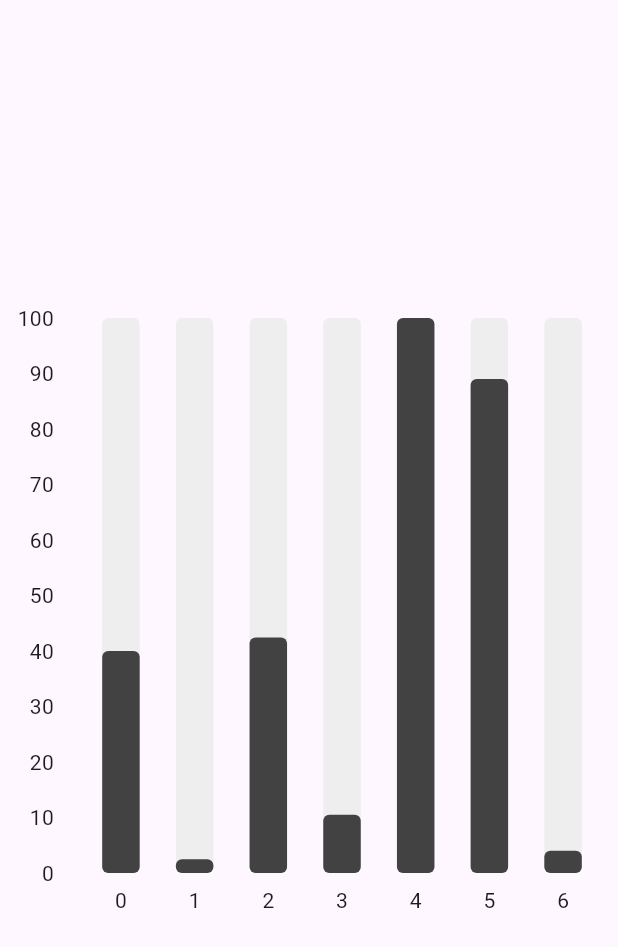
After one commit to aviiciii/RenalCare, a Flutter app: the myGraph screen opened directly, on a phone screen of 412 x 824 dp. The commit adds this screen. Shown: the top 947 px of the screen. Run offline on Flutter 3.47's test engine with Material 3 defaults, Android fonts, the phone set to English and light mode, and no system bars; drawn by our look-alikes of fl_chart; our stand-ins replace firebase_auth, firebase_core, get, sign_in_button; accounts and stored records are empty.

Commit message:
added graph

```diff
--- /dev/null
+++ b/renalcare/lib/pages/graph/bar_chart.dart
@@ -0,0 +1,52 @@
+import 'package:flutter/material.dart';
+import 'package:fl_chart/fl_chart.dart';
+import 'package:renalcare/pages/graph/bar_data.dart';
+
+class barChart extends StatelessWidget {
+  final List weeklySummary;
+  const barChart({super.key, required this.weeklySummary});
+
+  @override
+  Widget build(BuildContext context) {
+    // initialize BarData
+    BarData myBarData = BarData(
+      sunday: weeklySummary[0],
+      monday: weeklySummary[1],
+      tuesday: weeklySummary[2],
+      wednesday: weeklySummary[3],
+      thursday: weeklySummary[4],
+      friday: weeklySummary[5],
+      saturday: weeklySummary[6],
+    );
+
+    myBarData.initialzeBarData();
+
+    return BarChart(
+      BarChartData(
+        maxY: 100,
+        minY: 0,
+        gridData: FlGridData(show: false),
+        borderData: FlBorderData(show: false),
+        titlesData: const FlTitlesData(
+          show: true,
+          rightTitles: AxisTitles(sideTitles: SideTitles(showTitles: false)),
+          topTitles: AxisTitles(sideTitles: SideTitles(showTitles: false)),
+        ),
+        barGroups: myBarData.barData
+            .map(
+              (data) => BarChartGroupData(x: data.x, barRods: [
+                BarChartRodData(
+                  toY: data.y,
+                  color: Colors.grey[800],
+                  width: 25,
+                  borderRadius: BorderRadius.circular(4),
+                  backDrawRodData: BackgroundBarChartRodData(
+                      show: true, toY: 100, color: Colors.grey[200]),
+                )
+              ]),
+            )
+            .toList(),
+      ),
+    );
+  }
+}
--- /dev/null
+++ b/renalcare/lib/pages/graph/bar_data.dart
@@ -0,0 +1,35 @@
+import 'package:renalcare/pages/graph/individual_bar.dart';
+
+class BarData {
+  final double monday;
+  final double tuesday;
+  final double wednesday;
+  final double thursday;
+  final double friday;
+  final double saturday;
+  final double sunday;
+
+  BarData({
+    required this.monday,
+    required this.tuesday,
+    required this.wednesday,
+    required this.thursday,
+    required this.friday,
+    required this.saturday,
+    required this.sunday,
+  });
+
+  List<IndividualBar> barData = [];
+
+  void initialzeBarData() {
+    barData = [
+      IndividualBar(x: 0, y: monday),
+      IndividualBar(x: 1, y: tuesday),
+      IndividualBar(x: 2, y: wednesday),
+      IndividualBar(x: 3, y: thursday),
+      IndividualBar(x: 4, y: friday),
+      IndividualBar(x: 5, y: saturday),
+      IndividualBar(x: 6, y: sunday),
+    ];
+  }
+}
--- /dev/null
+++ b/renalcare/lib/pages/graph/graph.dart
@@ -0,0 +1,37 @@
+import 'package:flutter/material.dart';
+import 'package:renalcare/pages/graph/bar_chart.dart';
+
+class myGraph extends StatefulWidget {
+  const myGraph({super.key});
+
+  @override
+  State<myGraph> createState() => _myGraphState();
+}
+
+class _myGraphState extends State<myGraph> {
+  // List of calories
+  List<double> weeklySummary = [
+    4,
+    40,
+    2.50,
+    42.42,
+    10.50,
+    100.20,
+    88.99,
+    90.10
+  ];
+
+  @override
+  Widget build(BuildContext context) {
+    return Scaffold(
+      body: Center(
+        child: SizedBox(
+          height: 400,
+          child: barChart(
+            weeklySummary: weeklySummary,
+          ),
+        ),
+      ),
+    );
+  }
+}
--- /dev/null
+++ b/renalcare/lib/pages/graph/individual_bar.dart
@@ -0,0 +1,6 @@
+class IndividualBar {
+  final int x;
+  final double y;
+
+  IndividualBar({required this.x, required this.y});
+}
--- a/renalcare/lib/pages/splashscreen2.dart
+++ b/renalcare/lib/pages/splashscreen2.dart
@@ -1,4 +1,9 @@
 import 'package:flutter/material.dart';
+import 'package:get/get.dart';
+import 'package:get/get_core/get_core.dart';
+import 'package:renalcare/pages/graph/bar_chart.dart';
+import 'package:renalcare/pages/graph/graph.dart';
+import 'package:renalcare/pages/splashscreen2.dart';
 
 class SplashScreen2 extends StatelessWidget {
   @override
@@ -25,7 +30,7 @@ class SplashScreen2 extends StatelessWidget {
                 // bottomRight: Radius.circular(40.0),
               ),
             ),
-            child: const Column(
+            child: Column(
               children: [
                 SizedBox(
                   height: 50,
@@ -55,15 +60,21 @@ class SplashScreen2 extends StatelessWidget {
                   mainAxisAlignment: MainAxisAlignment.center,
                   children: [
                     ElevatedButton(
-                      onPressed: null,
+                      onPressed: () {
+                        // Get.to(OnbardingUserDetail1());
+                      },
                       child:
                           Text('Skip', style: TextStyle(color: Colors.white)),
                     ),
-                    SizedBox(
+                    const SizedBox(
                       width: 30,
                     ),
                     ElevatedButton(
-                      onPressed: Get,
+                      onPressed: () {
+                        Get.to(const barChart(
+                          weeklySummary: [10, 20, 30, 40, 50, 60, 70],
+                        ));
+                      },
                       child: Text('Next'),
                     ),
                   ],
--- /dev/null
+++ b/renalcare/lib/pages/splashscreen3.dart
@@ -0,0 +1,14 @@
+import 'package:flutter/material.dart';
+
+class SplashScreen3 extends StatelessWidget {
+  const SplashScreen3({super.key});
+
+  @override
+  Widget build(BuildContext context) {
+    return Scaffold(
+      appBar: AppBar(
+        title: const Text("Features gomma"),
+      ),
+    );
+  }
+}
--- a/renalcare/pubspec.yaml
+++ b/renalcare/pubspec.yaml
@@ -41,6 +41,7 @@ dependencies:
   sign_in_button: ^3.2.0
   firebase_database: ^10.4.7
   get: ^4.6.6
+  fl_chart: ^0.66.2
 
 dev_dependencies:
   flutter_test:
```
Also changed, not shown: renalcare/pubspec.lock, 1 other file.
